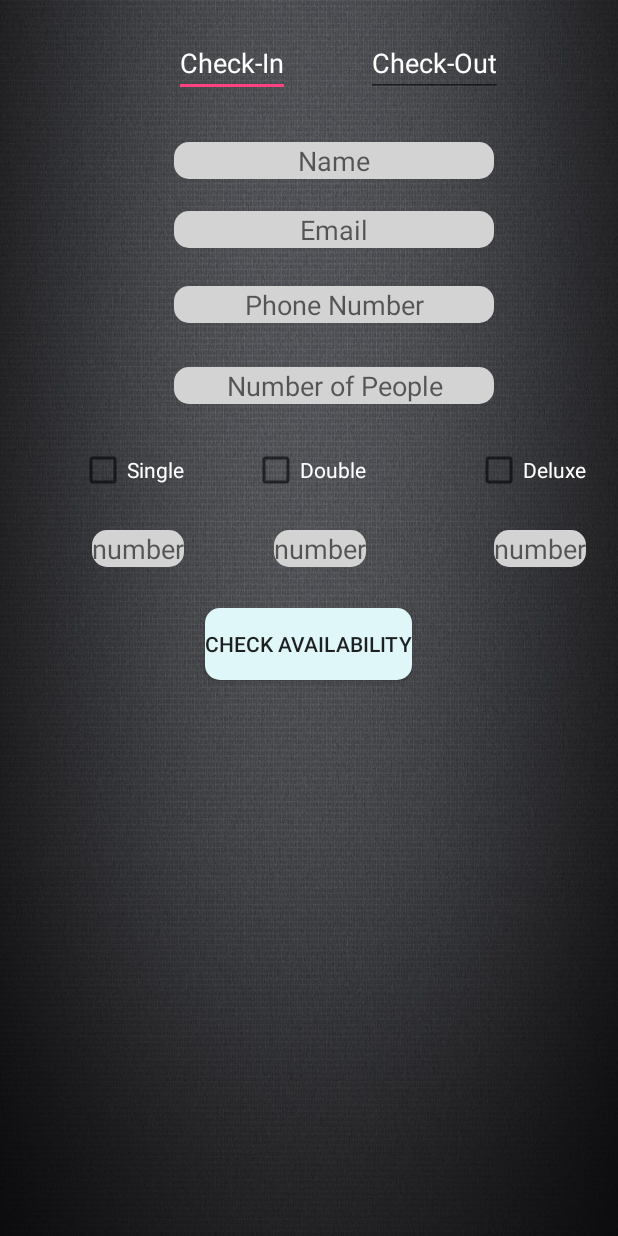
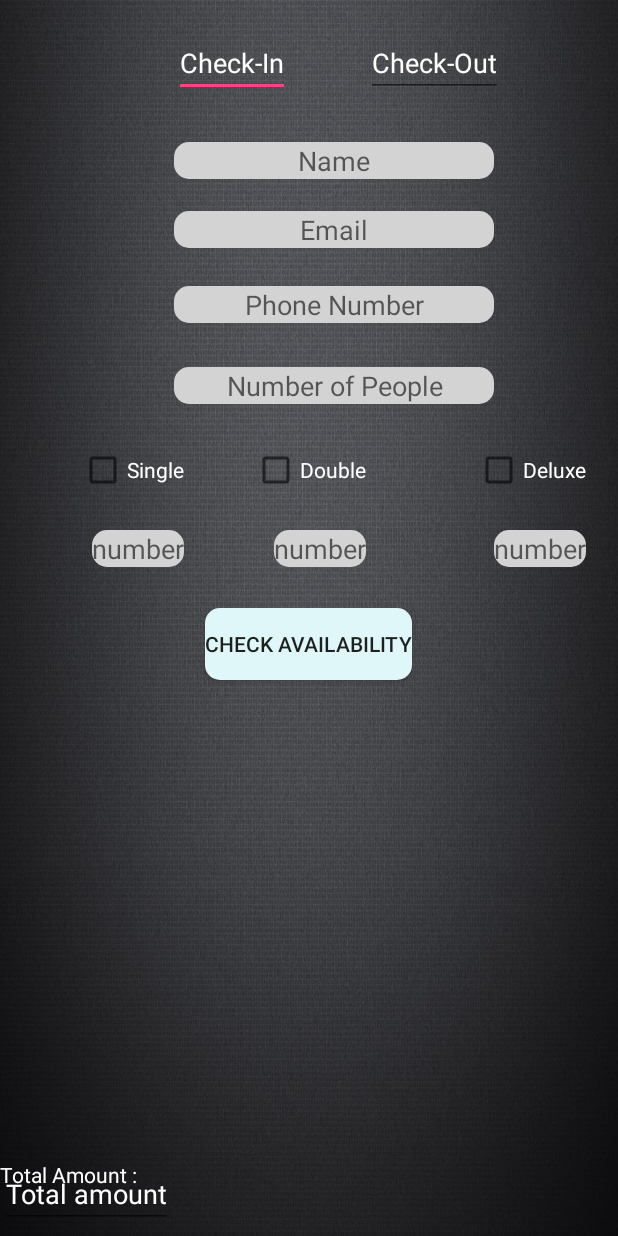
Before and after one commit to daivatvaishnani/HotelManagement, an Android app: the layout activity_fds.xml on its own in the app's theme, with its tools: preview values and no code run, on a phone screen of 412 x 824 dp. Run offline under Robolectric (Android 15) with nearby library versions, the phone set to English and light mode, and no system bars.

Commit message:
app updated

```diff
--- a/app/src/main/res/layout/activity_fds.xml
+++ b/app/src/main/res/layout/activity_fds.xml
@@ -169,6 +169,25 @@
         android:background="@drawable/btn_background_2"
         android:text="Check Availability" />
 
+    <TextView
+        android:id="@+id/totalbill"
+        android:layout_width="wrap_content"
+        android:layout_height="wrap_content"
+        android:text="Total Amount :"
+        android:layout_marginBottom="20dp"
+        android:layout_alignTop="@id/bill"
+        android:textColor="#fff"/>
+
+    <EditText
+        android:id="@+id/bill"
+        android:layout_width="wrap_content"
+        android:layout_height="wrap_content"
+        android:layout_alignBottom="@+id/bookroom"
+        android:layout_alignEnd="@+id/singleno"
+        android:inputType="textPersonName"
+        android:textColor="#ffff"
+        android:text="Total amount" />
+
     <Button
         android:id="@+id/bookroom"
         android:layout_width="wrap_content"
@@ -177,7 +196,7 @@
         android:layout_centerHorizontal="true"
         android:background="@drawable/btn_background_2"
         android:text="Book Room"
-        android:visibility="gone"
+        android:visibility="invisible"
         android:layout_marginBottom="5dp"/>
 
 </RelativeLayout>
```
Also changed, not shown: app/src/main/java/com/example/shivam/HotelManagement/Activity/FDSActivity.java (+83 -19 lines), app/src/main/java/com/example/shivam/HotelManagement/Activity/LaundryActivity.java (+3 -6 lines).
